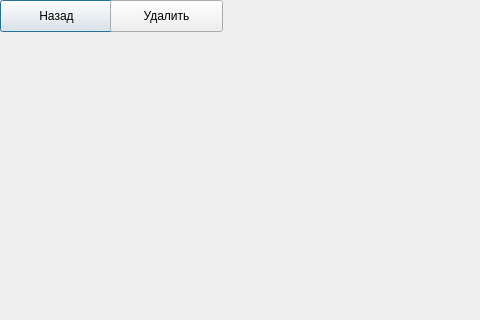
Above: app_windows/templates/img_view_template.ui from bloodofspring/yandex_drive_desktop before the change; both pictures show x 0 to 480 and y 0 to 320 of the 568 by 444 pixel window. Below: the same form after it.
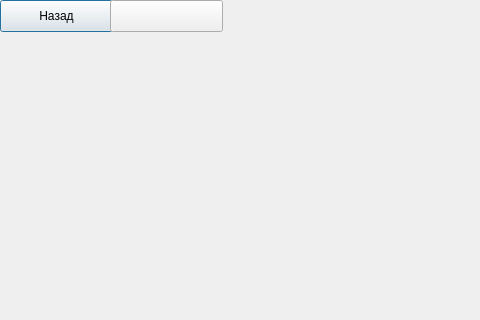
That is the form after the change.

Commit message: feat: Реализован метод handle_buttons

The edit to the form file:
```diff
--- a/app_windows/templates/img_view_template.ui
+++ b/app_windows/templates/img_view_template.ui
@@ -35,7 +35,7 @@
      <height>32</height>
     </rect>
    </property>
-   <property name="text">
+   <property name="delete">
     <string>Удалить</string>
    </property>
   </widget>
```
The commit also changes 1 other file.
